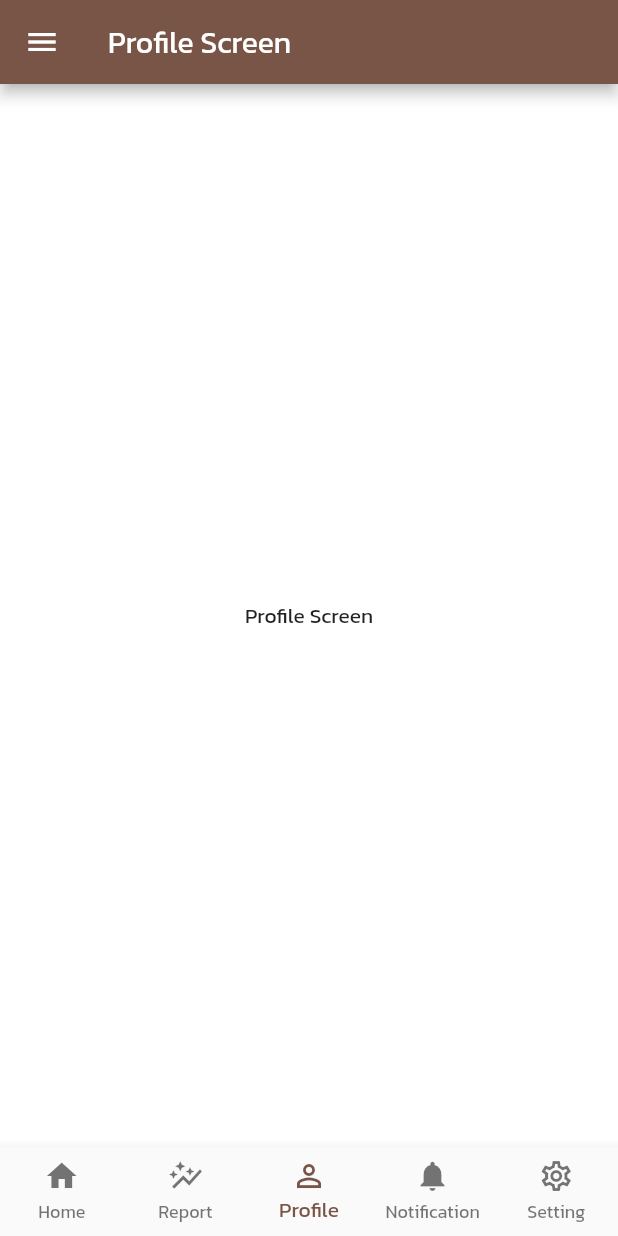
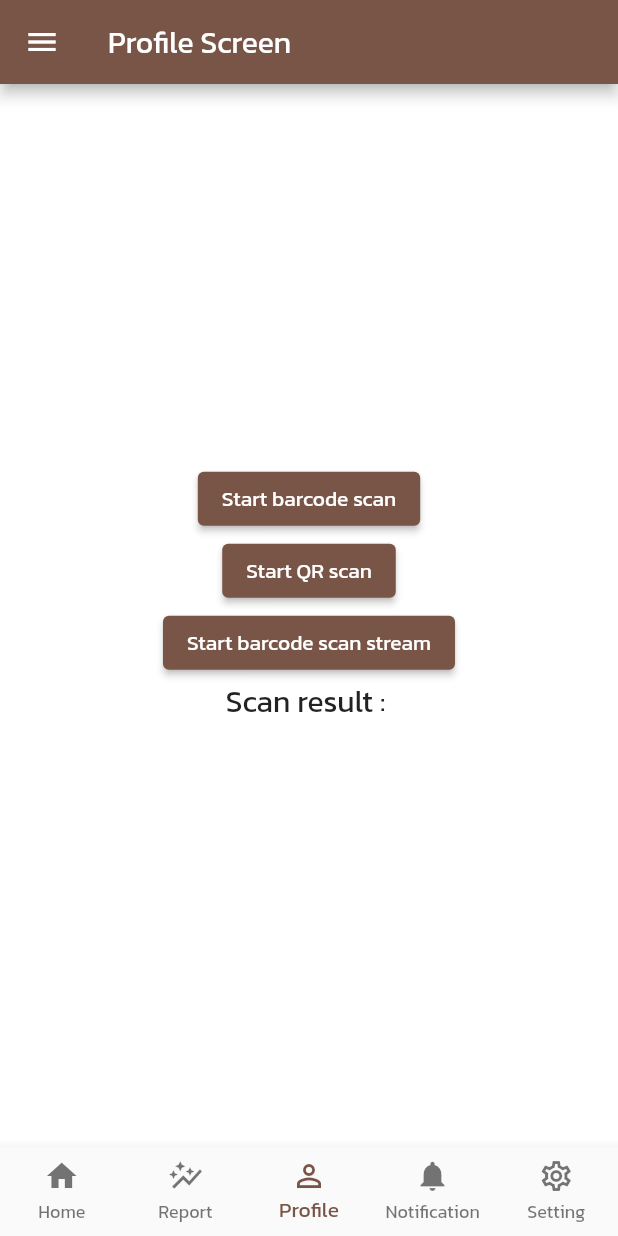
Before and after one commit to zmonx/flutter-scale, a Flutter app: the DashBoardScreen screen opened by its route, item 3 of the bottom bar chosen, on a phone screen of 412 x 824 dp. Run offline on Flutter 3.47's test engine with Material 2 defaults, Android fonts, the light colour scheme and no system bars; our stand-ins replace connectivity_plus, google_maps_flutter, introduction_screen, shared_preferences; missing offline and left inert: flutter_barcode_scanner, images_picker, scan; accounts and stored records are empty; network calls fail.

Commit message:
intermediate course end

```diff
--- a/lib/routers.dart
+++ b/lib/routers.dart
@@ -10,6 +10,7 @@ import 'package:flutter_scale/screens/drawermenu/info_screen.dart';
 import 'package:flutter_scale/screens/login/login_screen.dart';
 import 'package:flutter_scale/screens/login/register_screen.dart';
 import 'package:flutter_scale/screens/newsDetail/new_detail_screen.dart';
+import 'package:flutter_scale/screens/scan/scan_result_screen.dart';
 import 'package:flutter_scale/screens/updateproduct/update_product_screen.dart';
 import 'package:flutter_scale/screens/welcome/welcome_screen.dart';
 
@@ -23,6 +24,7 @@ Map<String, WidgetBuilder> routes = {
   '/newsdetail': (BuildContext) => NewsDetailScreen(),
   '/addproduct': (BuildContext) => AddProductScreen(),
   '/edtproduct': (BuildContext) => UpdateProductScreen(),
+  '/scan': (BuildContext) => ScanResultScreen(),
   //drawer
   '/contact': (BuildContext) => ContactScreen(),
   '/info': (BuildContext) => InfoScreen(),
--- a/lib/screens/bottomnavmenu/profile_screen.dart
+++ b/lib/screens/bottomnavmenu/profile_screen.dart
@@ -1,6 +1,8 @@
 // ignore_for_file: prefer_const_constructors
 
 import 'package:flutter/material.dart';
+import 'package:flutter/services.dart';
+import 'package:flutter_barcode_scanner/flutter_barcode_scanner.dart';
 
 class ProfileScreen extends StatefulWidget {
   const ProfileScreen({super.key});
@@ -10,10 +12,60 @@ class ProfileScreen extends StatefulWidget {
 }
 
 class _ProfileScreenState extends State<ProfileScreen> {
+  String _scanBarcode = "";
+
+  Future<void> startBarcodeScanStream() async {
+    FlutterBarcodeScanner.getBarcodeStreamReceiver('#ff6666', 'Cancel', true, ScanMode.BARCODE)!
+        .listen((barcode) => print(barcode));
+  }
+
+  Future<void> scanQR() async {
+    String barcodeScanRes;
+
+    try {
+      barcodeScanRes = await FlutterBarcodeScanner.scanBarcode('#ff6666', 'Cancel', true, ScanMode.QR);
+      print(barcodeScanRes);
+    } on PlatformException {
+      barcodeScanRes = 'Failed to get platform version.';
+    }
+    if (!mounted) return;
+
+    setState(() {
+      _scanBarcode = barcodeScanRes;
+    });
+  }
+
+  Future<void> scanBarcodeNormal() async {
+    String barcodeScanRes;
+    try {
+      barcodeScanRes = await FlutterBarcodeScanner.scanBarcode('#ff6666', 'Cancel', true, ScanMode.BARCODE);
+      print(barcodeScanRes);
+    } on PlatformException {
+      barcodeScanRes = 'Failed to get platform version.';
+    }
+    if (!mounted) return;
+
+    setState(() {
+      _scanBarcode = barcodeScanRes;
+    });
+  }
+
   @override
   Widget build(BuildContext context) {
-return Center(
-      child: Text("Profile Screen"),
+    return Center(
+      child: Container(
+        alignment: Alignment.center,
+        child: Flex(
+          direction: Axis.vertical,
+          mainAxisAlignment: MainAxisAlignment.center,
+          children: <Widget>[
+            ElevatedButton(onPressed: () => scanBarcodeNormal(), child: Text('Start barcode scan')),
+            ElevatedButton(onPressed: () => scanQR(), child: Text('Start QR scan')),
+            ElevatedButton(onPressed: () => startBarcodeScanStream(), child: Text('Start barcode scan stream')),
+            Text('Scan result : $_scanBarcode\n', style: TextStyle(fontSize: 20))
+          ],
+        ),
+      ),
     );
   }
 }
--- a/lib/screens/dashboard/dashboard_screen.dart
+++ b/lib/screens/dashboard/dashboard_screen.dart
@@ -110,28 +110,31 @@ class _DashBoardScreenState extends State<DashBoardScreen> {
             ),
             ListTile(
               leading: Icon(Icons.person, color: icons),
-              title: Text("About us"),
+              title: Text(
+                "About us",
+                style: TextStyle(color: icons),
+              ),
               onTap: () {
                 Navigator.pushNamed(context, '/about');
               },
             ),
             ListTile(
               leading: Icon(Icons.info_outline, color: icons),
-              title: Text("info"),
+              title: Text("info", style: TextStyle(color: icons)),
               onTap: () {
                 Navigator.pushNamed(context, '/info');
               },
             ),
             ListTile(
               leading: Icon(Icons.contact_page, color: icons),
-              title: Text("Contact"),
+              title: Text("Contact", style: TextStyle(color: icons)),
               onTap: () {
                 Navigator.pushNamed(context, '/contact');
               },
             ),
             ListTile(
               leading: Icon(Icons.logout, color: icons),
-              title: Text("log out"),
+              title: Text("log out", style: TextStyle(color: icons)),
               onTap: () {
                 logOut();
                 Navigator.pushReplacementNamed(context, '/login');
--- a/pubspec.yaml
+++ b/pubspec.yaml
@@ -42,6 +42,9 @@ dependencies:
   shared_preferences: ^2.0.15
   google_maps_flutter: ^2.2.1
   json_serializable: ^6.5.3
+  flutter_barcode_scanner: ^2.0.0
+  images_picker: ^1.2.11
+  scan: ^1.6.0
 
 dev_dependencies:
   flutter_test:
```
Also changed, not shown: lib/screens/bottomnavmenu/setting_screen.dart (+57 -1 lines), lib/screens/scan/scan_result_screen.dart (added, +71 -0 lines), pubspec.lock, 6 other files.
